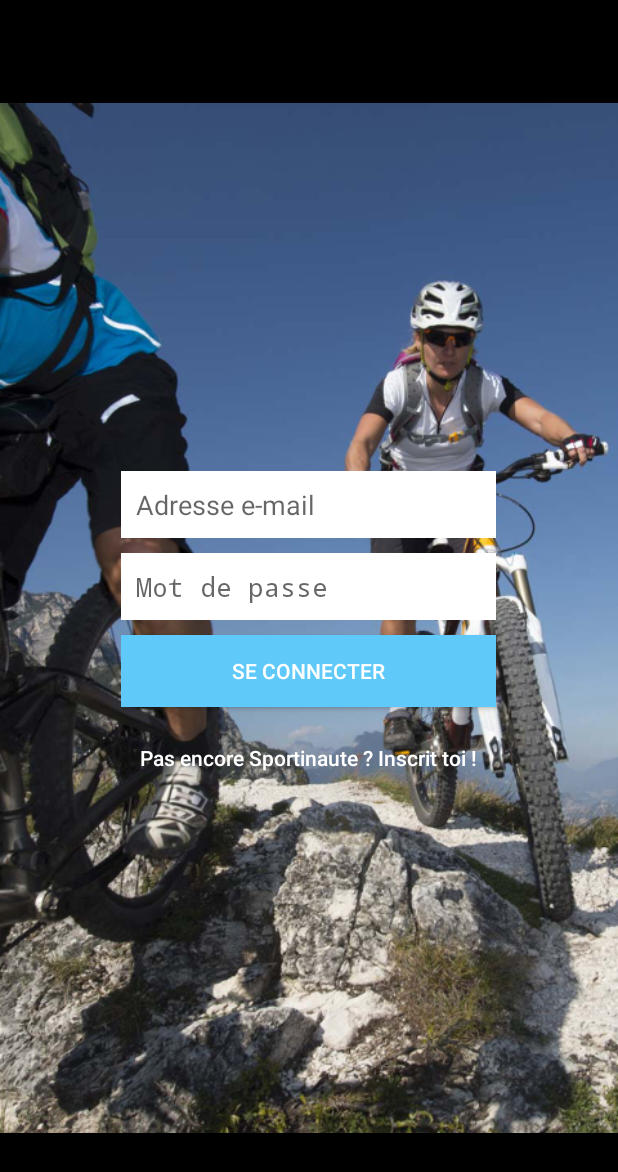
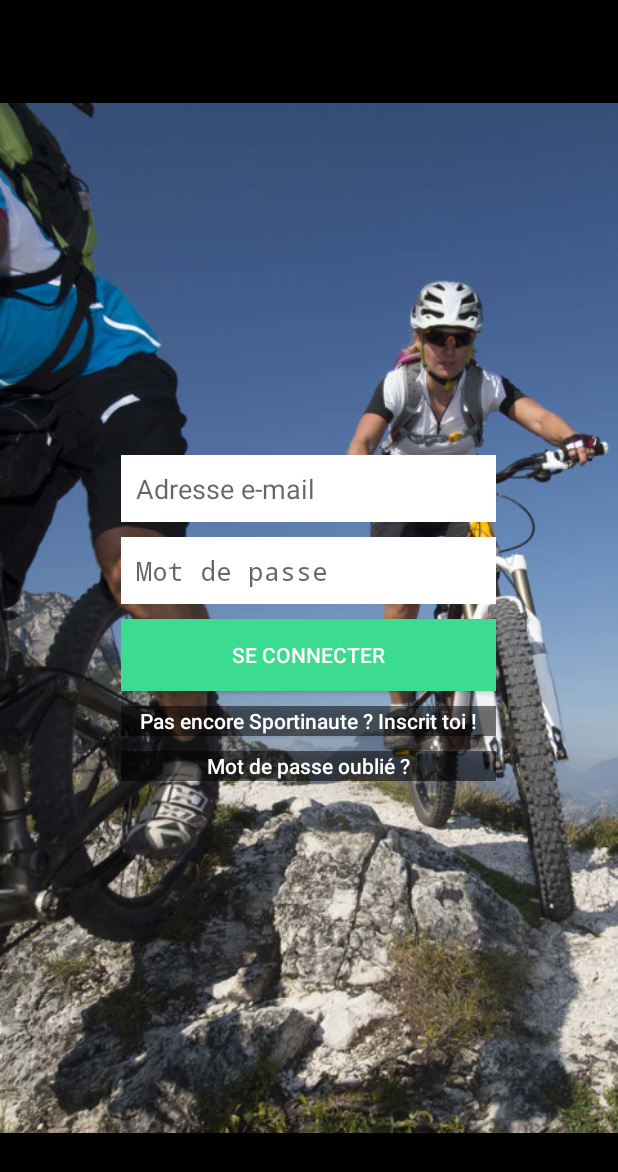
Before and after one commit to FameEdc/Sportihome, an Android app: the screen it shows after launch (LogInActivity), on a phone screen of 412 x 824 dp. Shown: the top 1172 px of the screen. Run offline under Robolectric (Android 15) with nearby library versions, the phone set to English and light mode, and no system bars; pictures from the network do not load.

Commit message:
add login feature

```diff
--- a/app/src/main/java/fr/wildcodeschool/apprenti/sportihome/Activities/LogInActivity.java
+++ b/app/src/main/java/fr/wildcodeschool/apprenti/sportihome/Activities/LogInActivity.java
@@ -45,21 +45,20 @@ public class LogInActivity extends FragmentActivity {
 
     private TextView content;
     private EditText editEmail, editPassword;
-    private String email, password;
-    private Button connect;
+    private String email, password,sport;
+    private Button connect,signup,forgotPassword;
     private HttpURLConnection client;
     private LogInActivity.ImageFragmentPagerAdapter imageFragmentPagerAdapter;
     private ViewPager viewPager;
     private boolean autoScroll=true;
     private int nbrPictures=3;
     private int count = 0;
-    public final static String LOGIN = "fr.wildcodeschool.apprenti.sportihome.Activities.LOGIN";
 
     /** Called when the activity is first created. */
     @Override
     public void onCreate(Bundle savedInstanceState) {
         super.onCreate(savedInstanceState);
-        setContentView(R.layout.activity_connection);
+        setContentView(R.layout.activity_login);
 
         int[] pictures = new int[3];
         pictures[0] = getBaseContext().getResources().getIdentifier("biking", "mipmap", getBaseContext().getPackageName());
@@ -98,19 +97,18 @@ public class LogInActivity extends FragmentActivity {
             }, 500, 5000);
         }
 
-        //FIN SLIDER
-
-        content    =   (TextView)findViewById( R.id.content );
         editEmail      =    (EditText)findViewById(R.id.login);
         editPassword       =   (EditText)findViewById(R.id.pass);
 
         connect = (Button)findViewById(R.id.connection);
+        signup = (Button)findViewById(R.id.btn_signup);
+        forgotPassword = (Button)findViewById(R.id.btn_forgot);
 
         connect.setOnClickListener(new View.OnClickListener() {
             @Override
             public void onClick(View view) {
                 if(!editEmail.getText().toString().isEmpty() && !editPassword.getText().toString().isEmpty()){
-                    new SendPostRequest().execute();
+                    new SendPostLogin().execute();
                 }
                 if(editEmail.getText().toString().isEmpty()){
                     editEmail.setError("email vide !");
@@ -118,6 +116,22 @@ public class LogInActivity extends FragmentActivity {
                 if(editPassword.getText().toString().isEmpty()){
                     editPassword.setError("mot de passe vide !");
                 }
+            }
+        });
+
+        signup.setOnClickListener(new View.OnClickListener() {
+            @Override
+            public void onClick(View v) {
+                Intent intent = new Intent(LogInActivity.this,SignUpActivity.class);
+                startActivity(intent);
+            }
+        });
+
+        forgotPassword.setOnClickListener(new View.OnClickListener() {
+            @Override
+            public void onClick(View v) {
+                Intent intent = new Intent(LogInActivity.this,ForgotPasswordActivity.class);
+                startActivity(intent);
             }
         });
 
@@ -205,7 +219,7 @@ public class LogInActivity extends FragmentActivity {
         }
     }
 
-    public class SendPostRequest extends AsyncTask<String, Void, String[]> {
+    public class SendPostLogin extends AsyncTask<String, Void, String[]> {
 
         protected void onPreExecute(){
             email = editEmail.getText().toString();
@@ -221,7 +235,6 @@ public class LogInActivity extends FragmentActivity {
                 JSONObject postDataParams = new JSONObject();
                 postDataParams.put("email", email);
                 postDataParams.put("password", password);
-                //Log.e("params",postDataParams.toString());
 
                 client = (HttpURLConnection) url.openConnection();
                 client.setRequestMethod("POST");
@@ -251,7 +264,7 @@ public class LogInActivity extends FragmentActivity {
                     input = client.getErrorStream();
 
                 }
-                //{identity: Object, password: "loutre", email: "loutre@gmail.com", passwordConfirm: "loutre"}
+
                 BufferedReader in=new BufferedReader(new InputStreamReader(input));
 
                 StringBuffer sb = new StringBuffer("");
@@ -279,7 +292,7 @@ public class LogInActivity extends FragmentActivity {
 
         @Override
         protected void onPostExecute(String[] result) {
-            //Log.i("RES : ", result);
+            //Log.i("RES : ", result[1]);
 
             if(result != null){
                 switch (result[0]){
@@ -287,14 +300,11 @@ public class LogInActivity extends FragmentActivity {
 
                         final LogInModel monLog = ParserJSON.getLogIn(result[1]);
 
-                        //Log.i("ACCESS : ", String.valueOf(monLog.isSuccess()));
-                        //Log.i("TOKEN : ", monLog.getToken());
-
                         if (monLog.isSuccess()){
                             //Connexion Ok - Go page Search
                             Intent intent = new Intent(LogInActivity.this,MainActivity.class);
                             Bundle mBundle = new Bundle();
-                            mBundle.putSerializable(LOGIN,monLog);
+                            mBundle.putSerializable("login",monLog);
                             intent.putExtras(mBundle);
                             startActivity(intent);
                             finish();
--- a/app/src/main/res/layout/activity_connection.xml
+++ b/app/src/main/res/layout/activity_login.xml
@@ -14,11 +14,6 @@
         android:layout_centerHorizontal="true"
         android:layout_width="250dp"
         android:layout_height="wrap_content">
-
-        <TextView
-            android:id="@+id/content"
-            android:layout_width="match_parent"
-            android:layout_height="wrap_content" />
 
         <EditText
             android:id="@+id/login"
@@ -43,20 +38,32 @@
         <Button
             android:id="@+id/connection"
             android:text="Se Connecter"
-            android:background="@color/blue"
+            android:background="@color/green"
             android:textColor="@color/white"
             android:layout_marginBottom="10dp"
             android:layout_width="match_parent"
             android:layout_height="wrap_content" />
 
         <Button
+            android:id="@+id/btn_signup"
+            android:layout_marginBottom="10dp"
             android:textAllCaps="false"
             android:textAlignment="center"
             android:textColor="@color/white"
             android:text="Pas encore Sportinaute ? Inscrit toi !"
-            android:background="@color/transparent"
+            android:background="@color/opaque_black"
             android:layout_width="match_parent"
-            android:layout_height="wrap_content" />
+            android:layout_height="20dp" />
+
+        <Button
+            android:id="@+id/btn_forgot"
+            android:textAllCaps="false"
+            android:textAlignment="center"
+            android:textColor="@color/white"
+            android:text="Mot de passe oublié ?"
+            android:background="@color/opaque_black"
+            android:layout_width="match_parent"
+            android:layout_height="20dp" />
 
 
     </LinearLayout>
```
